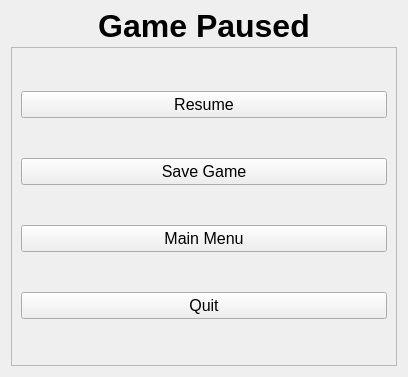
First picture: the form in ui/pause_menu.ui, repository kpdudek/TankGame, before the edit.
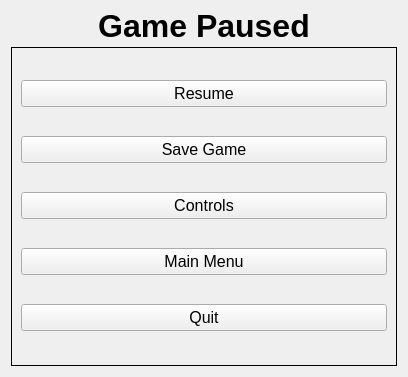
Second picture: the form after the edit.

Commit message: Added a keyboard controls class that has its own UI and now manages the mapping between key presses and in game controls

Patch:
```diff
--- a/ui/pause_menu.ui
+++ b/ui/pause_menu.ui
@@ -17,10 +17,10 @@
    <item row="1" column="0">
     <widget class="QFrame" name="frame">
      <property name="frameShape">
-      <enum>QFrame::StyledPanel</enum>
+      <enum>QFrame::Box</enum>
      </property>
      <property name="frameShadow">
-      <enum>QFrame::Raised</enum>
+      <enum>QFrame::Plain</enum>
      </property>
      <layout class="QVBoxLayout" name="verticalLayout">
       <item>
@@ -47,6 +47,18 @@
         </property>
        </widget>
       </item>
+      <item>
+       <widget class="QPushButton" name="controls_button">
+        <property name="font">
+         <font>
+          <pointsize>12</pointsize>
+         </font>
+        </property>
+        <property name="text">
+         <string>Controls</string>
+        </property>
+       </widget>
+      </item>
       <item>
        <widget class="QPushButton" name="return_to_menu_button">
         <property name="font">
```
The commit also changes 4 other files.
